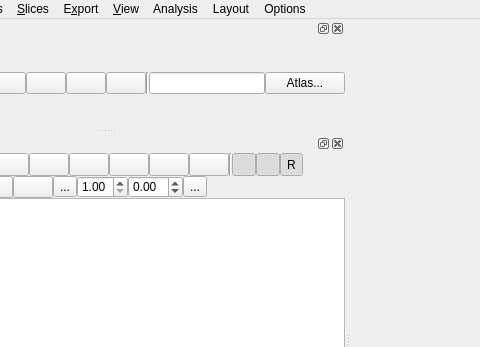
This is tracking/tracking_window.ui in frankyeh/DSI-Studio as Qt 5 draws it before an edit; both pictures show x 134 to 614 and y 0 to 347 of the 1496 by 686 pixel window. The edited form follows.
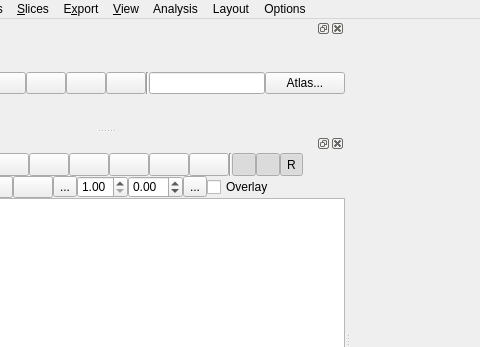
This is the edited form. Icons and pictures are not drawn. Custom widgets are drawn as their Qt base class.

Commit message: [GUI] allow adding MNI spm map as overlay

The edit to the form file:
```diff
--- a/tracking/tracking_window.ui
+++ b/tracking/tracking_window.ui
@@ -2009,6 +2009,13 @@
          </property>
         </widget>
        </item>
+       <item>
+        <widget class="QCheckBox" name="is_overlay">
+         <property name="text">
+          <string>Overlay</string>
+         </property>
+        </widget>
+       </item>
        <item>
         <spacer name="horizontalSpacer_4">
          <property name="orientation">
```
Left out of the diff: 12 changed lines with no effect on the pictures. The commit also changes 6 other files.
